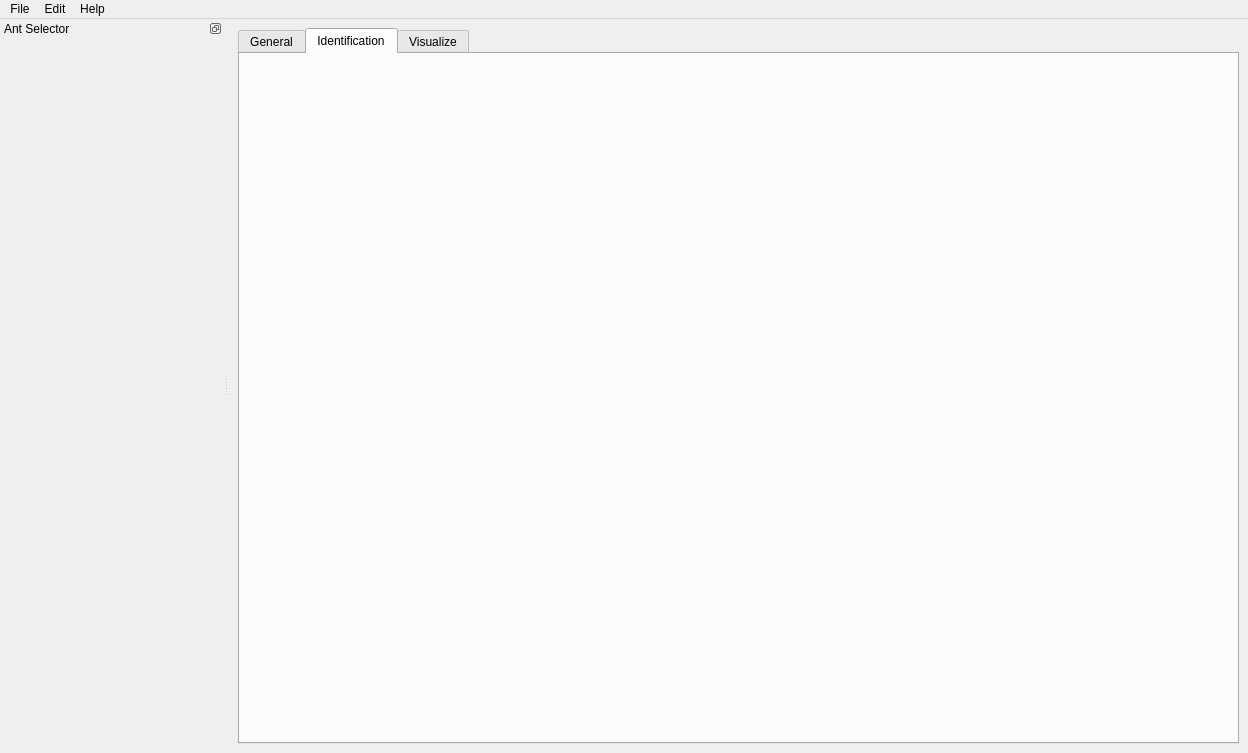
Above: src/fort-studio/widget/MainWindow.ui from formicidae-tracker/studio before the change. Below: the same form after it.
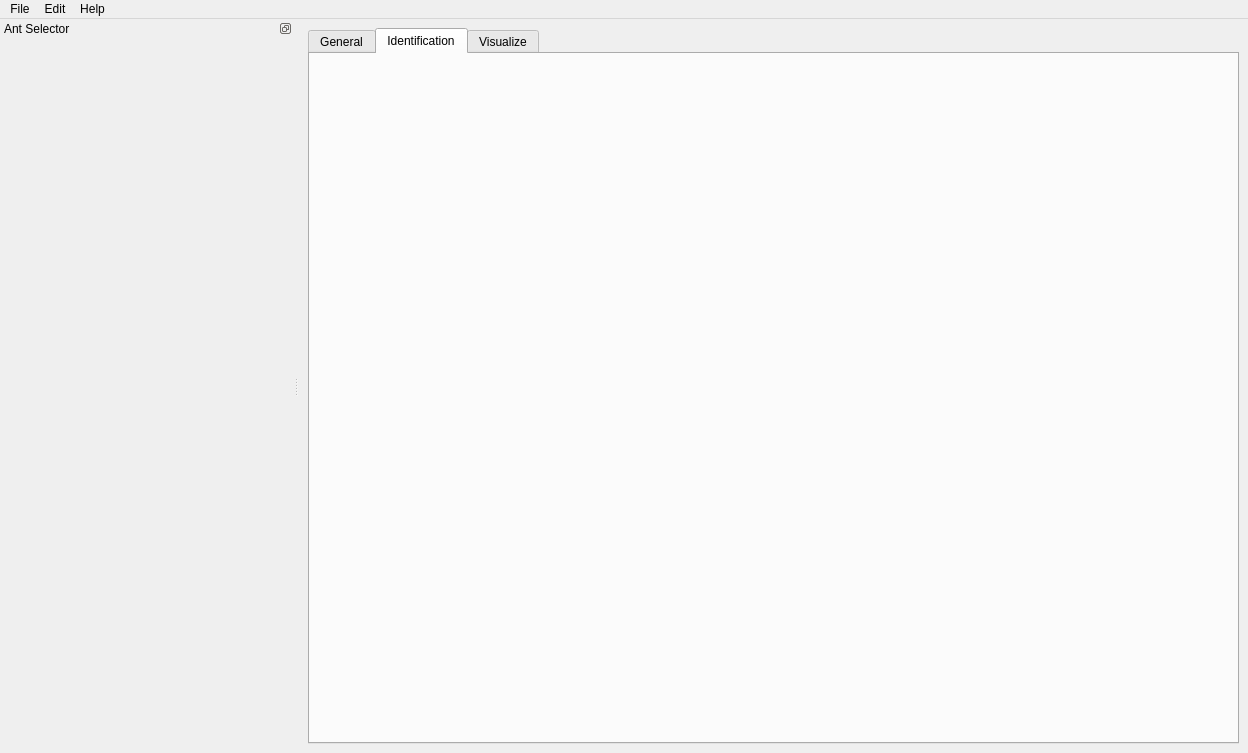
That is the form after the change. Icons and pictures are not drawn. Custom widgets are drawn as their Qt base class.

```diff
--- a/src/fort-studio/widget/MainWindow.ui
+++ b/src/fort-studio/widget/MainWindow.ui
@@ -135,7 +135,7 @@
   <widget class="QDockWidget" name="dockWidget">
    <property name="minimumSize">
     <size>
-     <width>223</width>
+     <width>293</width>
      <height>53</height>
     </size>
    </property>
@@ -160,7 +160,7 @@
        </property>
        <property name="minimumSize">
         <size>
-         <width>204</width>
+         <width>275</width>
          <height>0</height>
         </size>
        </property>
```
